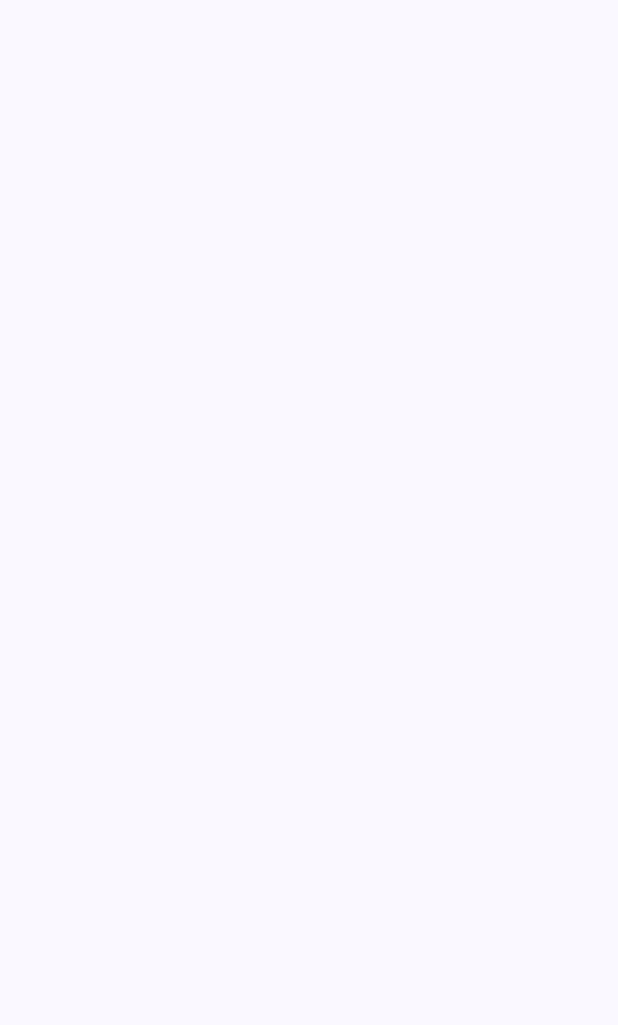
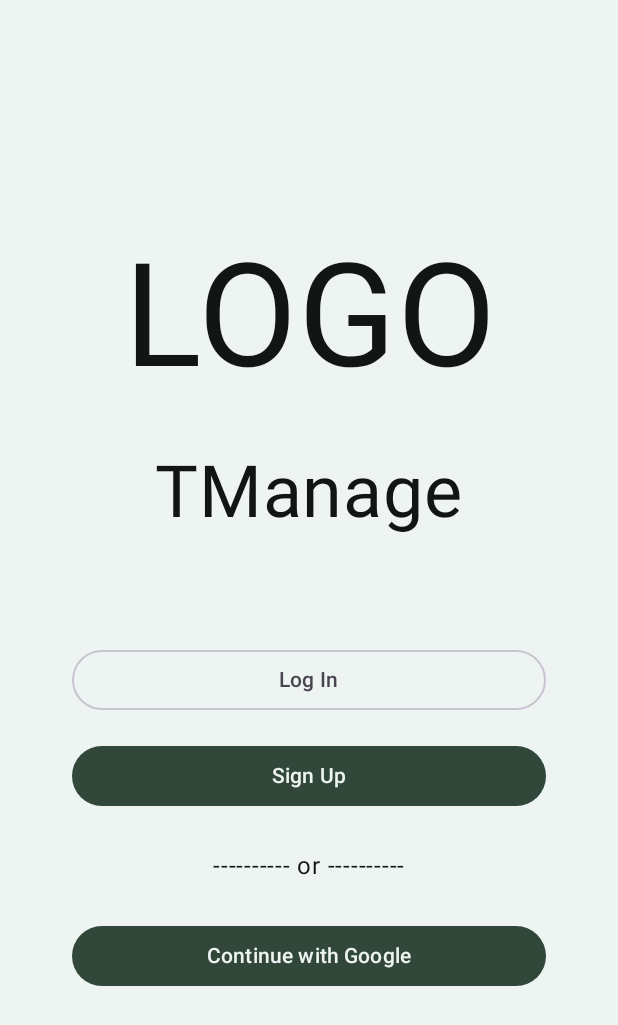
Before and after one commit to danyloplaksyvy/TeamManagementApp, an Android app built with Jetpack Compose: the screen it shows after launch (MainActivity), on a phone screen of 412 x 824 dp. Before the commit the part shown is empty. Shown: the top 1025 px of the screen. Run offline under Robolectric (Android 15) with nearby library versions, the phone set to English and light mode, and no system bars.

Commit message:
Auth UI + Navigation

```diff
--- a/app/src/main/java/com/example/teammanagementapp/MainActivity.kt
+++ b/app/src/main/java/com/example/teammanagementapp/MainActivity.kt
@@ -11,17 +11,25 @@ import androidx.compose.material3.Text
 import androidx.compose.runtime.Composable
 import androidx.compose.ui.Modifier
 import androidx.compose.ui.tooling.preview.Preview
+import androidx.navigation.NavController
+import com.example.teammanagementapp.navigation.Graph
+import com.example.teammanagementapp.navigation.RootNavigationGraph
+import com.example.teammanagementapp.ui.theme.MyTheme
 import com.example.teammanagementapp.ui.theme.TeamManagementAppTheme
+import com.example.teammanagementapp.view.authentication.ForgotScreen
+import com.example.teammanagementapp.view.authentication.SignInScreen
+import com.example.teammanagementapp.view.authentication.SignUpScreen
+import com.example.teammanagementapp.view.authentication.StartAuthScreen
 
 class MainActivity : ComponentActivity() {
     override fun onCreate(savedInstanceState: Bundle?) {
         super.onCreate(savedInstanceState)
         enableEdgeToEdge()
         setContent {
-            TeamManagementAppTheme {
+            MyTheme {
                 Scaffold(modifier = Modifier.fillMaxSize()) { innerPadding ->
-                        Modifier.padding(innerPadding)
-
+                    Modifier.padding(innerPadding)
+                    RootNavigationGraph(startDestination = Graph.AUTH)
                 }
             }
         }
--- a/app/src/main/java/com/example/teammanagementapp/model/TeamMembers.kt
+++ /dev/null
@@ -1,6 +0,0 @@
-package com.example.teammanagementapp.model
-
-data class TeamMembers(
-    var name: String,
-    var position: String
-)
--- /dev/null
+++ b/app/src/main/java/com/example/teammanagementapp/navigation/AuthNavGraph.kt
@@ -0,0 +1,31 @@
+package com.example.teammanagementapp.navigation
+
+import androidx.navigation.NavController
+import androidx.navigation.NavGraphBuilder
+import androidx.navigation.NavHostController
+import androidx.navigation.compose.composable
+import androidx.navigation.navigation
+import com.example.teammanagementapp.Screens
+import com.example.teammanagementapp.view.authentication.ForgotScreen
+import com.example.teammanagementapp.view.authentication.SignInScreen
+import com.example.teammanagementapp.view.authentication.SignUpScreen
+import com.example.teammanagementapp.view.authentication.StartAuthScreen
+
+fun NavGraphBuilder.authNavGraph(
+    navController: NavHostController,
+) {
+    navigation(route = Graph.AUTH, startDestination = Screens.StartAuthScreen.name) {
+        composable(route = Screens.StartAuthScreen.name) {
+            StartAuthScreen(navController)
+        }
+        composable(route = Screens.SignUpScreen.name) {
+            SignUpScreen(navController)
+        }
+        composable(route = Screens.SignInScreen.name) {
+            SignInScreen(navController)
+        }
+        composable(route = Screens.ForgotScreen.name) {
+            ForgotScreen(navController)
+        }
+    }
+}
--- /dev/null
+++ b/app/src/main/java/com/example/teammanagementapp/navigation/RootNavigationGraph.kt
@@ -0,0 +1,33 @@
+package com.example.teammanagementapp.navigation
+
+import androidx.compose.runtime.Composable
+import androidx.compose.ui.Modifier
+import androidx.navigation.compose.NavHost
+import androidx.navigation.compose.composable
+import androidx.navigation.compose.rememberNavController
+import com.example.teammanagementapp.Screens
+
+@Composable
+fun RootNavigationGraph(startDestination: String) {
+    val rootNavController = rememberNavController()
+
+    NavHost(
+        navController = rootNavController,
+        startDestination = startDestination,
+        route = Graph.ROOT
+    ) {
+        composable(Graph.AUTH) {
+            authNavGraph(navController = rootNavController)
+        }
+        authNavGraph(navController = rootNavController)
+        composable(Graph.MAIN) {
+
+        }
+    }
+}
+
+object Graph {
+    const val ROOT = "root_graph"
+    const val AUTH = "auth_graph"
+    const val MAIN = "main_graph"
+}
--- /dev/null
+++ b/app/src/main/java/com/example/teammanagementapp/ui/theme/MyTheme.kt
@@ -0,0 +1,28 @@
+package com.example.teammanagementapp.ui.theme
+
+import androidx.compose.material3.MaterialTheme
+import androidx.compose.material3.lightColorScheme
+import androidx.compose.runtime.Composable
+import androidx.compose.ui.graphics.Color
+
+@Composable
+fun MyTheme(content: @Composable () -> Unit) {
+    val colors = lightColorScheme(
+        primary = Color(49, 71, 58, 255),
+        onPrimary = Color(237, 244, 242, 255),
+        secondary = Color(49, 71, 58, 255),
+        onSecondary = Color(237, 244, 242, 255),
+        tertiary = Color(132, 43, 13, 255),
+        onTertiary = Color(237, 244, 242, 255),
+//        surface = Color(63, 99, 203, 255),
+//        onSurface = Color(5, 9, 21),
+        background = Color(237, 244, 242, 255),
+        onBackground = Color(17, 21, 19, 255),
+        outline = Color(49, 71, 58, 255),
+    )
+    MaterialTheme(
+        colorScheme = colors,
+        typography = Typography,
+        content = content
+    )
+}
--- /dev/null
+++ b/app/src/main/java/com/example/teammanagementapp/view/ProjectsListScreen.kt
@@ -0,0 +1 @@
+package com.example.teammanagementapp.view
--- /dev/null
+++ b/app/src/main/java/com/example/teammanagementapp/view/authentication/StartAuthScreen.kt
@@ -0,0 +1,57 @@
+package com.example.teammanagementapp.view.authentication
+
+import androidx.compose.foundation.layout.Arrangement
+import androidx.compose.foundation.layout.Column
+import androidx.compose.foundation.layout.Row
+import androidx.compose.foundation.layout.Spacer
+import androidx.compose.foundation.layout.fillMaxSize
+import androidx.compose.foundation.layout.fillMaxWidth
+import androidx.compose.foundation.layout.height
+import androidx.compose.foundation.layout.padding
+import androidx.compose.foundation.layout.wrapContentSize
+import androidx.compose.material3.Button
+import androidx.compose.material3.OutlinedButton
+import androidx.compose.material3.Text
+import androidx.compose.runtime.Composable
+import androidx.compose.ui.Alignment
+import androidx.compose.ui.Modifier
+import androidx.compose.ui.text.font.FontStyle
+import androidx.compose.ui.text.style.TextAlign
+import androidx.compose.ui.tooling.preview.Preview
+import androidx.compose.ui.unit.dp
+import androidx.compose.ui.unit.sp
+import androidx.navigation.NavController
+import com.example.teammanagementapp.Screens
+
+@Composable
+fun StartAuthScreen(navController: NavController) {
+    Column(
+        modifier = Modifier
+            .fillMaxSize()
+            .padding(48.dp),
+        verticalArrangement = Arrangement.Center,
+        horizontalAlignment = Alignment.CenterHorizontally
+    ) {
+        Text("LOGO", fontSize = 96.sp, modifier = Modifier.fillMaxWidth(), textAlign = TextAlign.Center)
+        Text("TManage", fontSize = 48.sp, fontStyle = FontStyle.Normal, modifier = Modifier.padding(32.dp))
+        Spacer(modifier = Modifier.height(32.dp))
+        OutlinedButton(
+            onClick = { navController.navigate(Screens.SignInScreen.name)},
+            modifier = Modifier
+                .fillMaxWidth()
+                .padding(vertical = 8.dp)
+        ) { Text("Log In") }
+        Button(
+            onClick = {navController.navigate(Screens.SignUpScreen.name)}, modifier = Modifier
+                .fillMaxWidth()
+                .padding(vertical = 8.dp)
+        ) { Text("Sign Up") }
+        Text(text = "---------- or ----------", modifier = Modifier
+            .padding(vertical = 16.dp))
+        Button(
+            onClick = {}, modifier = Modifier
+                .fillMaxWidth()
+                .padding(vertical = 8.dp)
+        ) { Text("Continue with Google") }
+    }
+}
--- a/gradle/libs.versions.toml
+++ b/gradle/libs.versions.toml
@@ -8,9 +8,15 @@ espressoCore = "3.6.1"
 lifecycleRuntimeKtx = "2.8.6"
 activityCompose = "1.9.2"
 composeBom = "2024.04.01"
+materialIconsCore = "1.7.3"
+navigationCompose = "2.8.2"
 
 [libraries]
 androidx-core-ktx = { group = "androidx.core", name = "core-ktx", version.ref = "coreKtx" }
+androidx-material = { module = "androidx.compose.material:material", version.ref = "materialIconsCore" }
+androidx-material-icons-core = { module = "androidx.compose.material:material-icons-core", version.ref = "materialIconsCore" }
+androidx-material-icons-extended = { module = "androidx.compose.material:material-icons-extended", version.ref = "materialIconsCore" }
+androidx-navigation-compose = { module = "androidx.navigation:navigation-compose", version.ref = "navigationCompose" }
 junit = { group = "junit", name = "junit", version.ref = "junit" }
 androidx-junit = { group = "androidx.test.ext", name = "junit", version.ref = "junitVersion" }
 androidx-espresso-core = { group = "androidx.test.espresso", name = "espresso-core", version.ref = "espressoCore" }
```
Also changed, not shown: app/build.gradle.kts (+8 -0 lines), app/src/main/java/com/example/teammanagementapp/Screens.kt (added, +9 -0 lines), app/src/main/java/com/example/teammanagementapp/view/authentication/ForgotScreen.kt (added, +77 -0 lines), app/src/main/java/com/example/teammanagementapp/view/authentication/SignInScreen.kt (added, +95 -0 lines), app/src/main/java/com/example/teammanagementapp/view/authentication/SignUpScreen.kt (added, +109 -0 lines).
